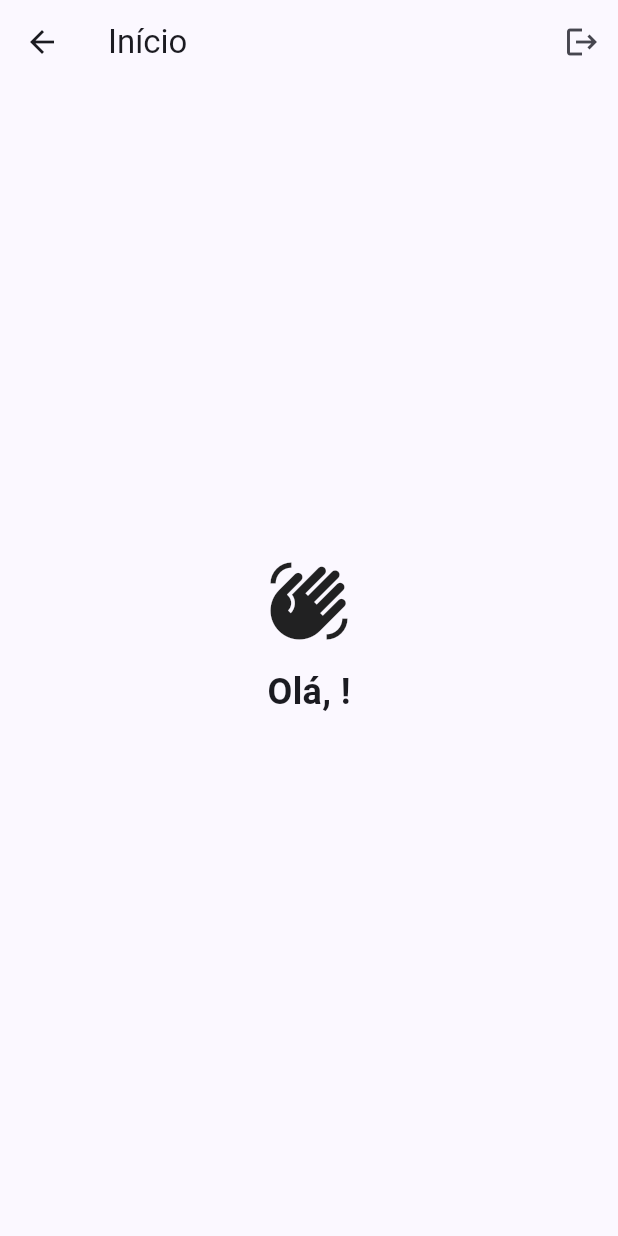
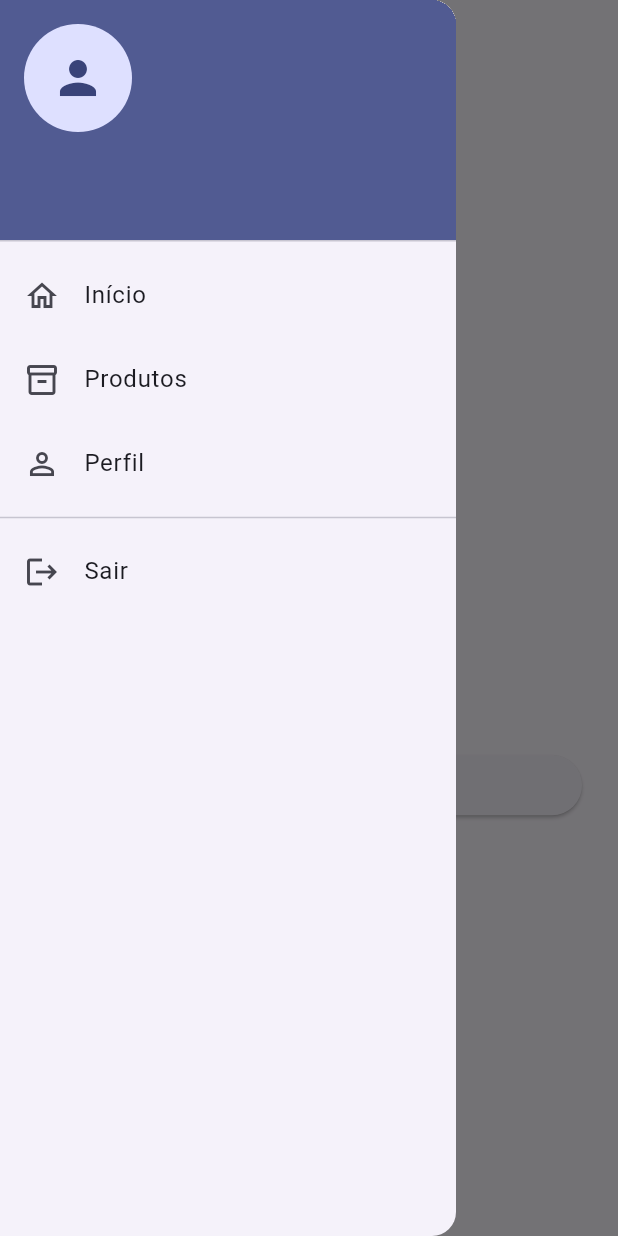
Before and after one commit to AugustoSussa/precut, a Flutter app: the InicioScreen screen opened directly, with the side drawer open (before the commit the screen has no drawer), on a phone screen of 412 x 824 dp. Run offline on Flutter 3.47's test engine with Material 3 defaults, Android fonts, the phone set to English and light mode, and no system bars; accounts and stored records are empty.

Commit message:
o menu, o perfil e a prova completa

```diff
--- a/frontend/lib/main.dart
+++ b/frontend/lib/main.dart
@@ -6,14 +6,14 @@ import 'routes.dart';
 import 'screens/cadastro_screen.dart';
 import 'screens/inicio_screen.dart';
 import 'screens/login_screen.dart';
+import 'screens/perfil_screen.dart';
+import 'screens/produto_screen.dart';
 import 'services/sessao_service.dart';
 import 'widgets/rota_protegida.dart';
 
-// Registra a sessão no topo do aplicativo para que
-// todas as telas possam acessá-la através do Provider.
 void main() {
   runApp(
-    ChangeNotifierProvider(
+    ChangeNotifierProvider<SessaoService>(
       create: (_) => SessaoService(
         UsuarioRepository(),
       ),
@@ -28,7 +28,7 @@ class ProdutosApp extends StatelessWidget {
   @override
   Widget build(BuildContext context) {
     return MaterialApp(
-      title: 'Produtos',
+      title: 'Gerenciamento de Produtos',
       debugShowCheckedModeBanner: false,
       theme: ThemeData(
         colorSchemeSeed: Colors.indigo,
@@ -38,8 +38,17 @@ class ProdutosApp extends StatelessWidget {
       routes: {
         AppRoutes.login: (context) => const LoginScreen(),
         AppRoutes.cadastro: (context) => const CadastroScreen(),
+
         AppRoutes.inicio: (context) => const RotaProtegida(
               tela: InicioScreen(),
+            ),
+
+        AppRoutes.produtos: (context) => const RotaProtegida(
+              tela: ProdutosScreen(),
+            ),
+
+        AppRoutes.perfil: (context) => const RotaProtegida(
+              tela: PerfilScreen(),
             ),
       },
     );
--- a/frontend/lib/screens/inicio_screen.dart
+++ b/frontend/lib/screens/inicio_screen.dart
@@ -1,44 +1,62 @@
 import 'package:flutter/material.dart';
 import 'package:provider/provider.dart';
+
 import '../routes.dart';
 import '../services/sessao_service.dart';
-// A tela inicial: quem está logado vem da sessão, e não de um construtor.
+import '../widgets/app_drawer.dart';
+
 class InicioScreen extends StatelessWidget {
   const InicioScreen({super.key});
+
   @override
   Widget build(BuildContext context) {
-    final usuario = context.watch<SessaoService>().usuario!;
+    final usuario = context.watch<SessaoService>().usuario;
+
     return Scaffold(
       appBar: AppBar(
         title: const Text('Início'),
-        actions: [
-          IconButton(
-            icon: const Icon(Icons.logout),
-            tooltip: 'Sair',
+      ),
+      drawer: const AppDrawer(),
+      body: Center(
+        child: SingleChildScrollView(
+          padding: const EdgeInsets.all(24),
+          child: Column(
+            mainAxisSize: MainAxisSize.min,
+            children: [
+              const Icon(
+                Icons.waving_hand_outlined,
+                size: 56,
+              ),
+              const SizedBox(height: 16),
+              Text(
+                'Olá, ${usuario?.nome ?? 'Usuário'}!',
+                textAlign: TextAlign.center,
+                style: const TextStyle(
+                  fontSize: 24,
+                  fontWeight: FontWeight.bold,
+                ),
+              ),
+              const SizedBox(height: 8),
+              Text(
+                usuario?.email ?? '',
+                textAlign: TextAlign.center,
+              ),
+              const SizedBox(height: 32),
+              SizedBox(
+                width: double.infinity,
+                child: ElevatedButton.icon(
                   onPressed: () {
-              context.read<SessaoService>().sair();
-              Navigator.pushNamedAndRemoveUntil(
+                    Navigator.pushNamed(
                       context,
-                AppRoutes.login,
-                (rota) => false,
+                      AppRoutes.produtos,
                     );
                   },
+                  icon: const Icon(Icons.inventory_2_outlined),
+                  label: const Text('Ver produtos'),
+                ),
               ),
             ],
           ),
-      body: Center(
-        child: Column(
-          mainAxisSize: MainAxisSize.min,
-          children: [
-            const Icon(Icons.waving_hand, size: 56),
-            const SizedBox(height: 16),
-            Text(
-              'Olá, ${usuario.nome}!',
-              style: const TextStyle(fontSize: 24, fontWeight: FontWeight.bold),
-            ),
-            const SizedBox(height: 8),
-            Text(usuario.email),
-          ],
         ),
       ),
     );
--- /dev/null
+++ b/frontend/lib/widgets/app_drawer.dart
@@ -0,0 +1,89 @@
+import 'package:flutter/material.dart';
+import 'package:provider/provider.dart';
+
+import '../routes.dart';
+import '../services/sessao_service.dart';
+
+class AppDrawer extends StatelessWidget {
+  const AppDrawer({super.key});
+
+  @override
+  Widget build(BuildContext context) {
+    final sessao = context.watch<SessaoService>();
+    final usuario = sessao.usuario;
+
+    return Drawer(
+      child: ListView(
+        padding: EdgeInsets.zero,
+        children: [
+          UserAccountsDrawerHeader(
+            decoration: BoxDecoration(
+              color: Theme.of(context).colorScheme.primary,
+            ),
+            accountName: Text(
+              usuario?.nome ?? 'Usuário',
+            ),
+            accountEmail: Text(
+              usuario?.email ?? '',
+            ),
+            currentAccountPicture: const CircleAvatar(
+              child: Icon(Icons.person, size: 36),
+            ),
+          ),
+
+          ListTile(
+            leading: const Icon(Icons.home_outlined),
+            title: const Text('Início'),
+            onTap: () {
+              Navigator.pop(context);
+              Navigator.pushReplacementNamed(
+                context,
+                AppRoutes.inicio,
+              );
+            },
+          ),
+
+          ListTile(
+            leading: const Icon(Icons.inventory_2_outlined),
+            title: const Text('Produtos'),
+            onTap: () {
+              Navigator.pop(context);
+              Navigator.pushReplacementNamed(
+                context,
+                AppRoutes.produtos,
+              );
+            },
+          ),
+
+          ListTile(
+            leading: const Icon(Icons.person_outline),
+            title: const Text('Perfil'),
+            onTap: () {
+              Navigator.pop(context);
+              Navigator.pushReplacementNamed(
+                context,
+                AppRoutes.perfil,
+              );
+            },
+          ),
+
+          const Divider(),
+
+          ListTile(
+            leading: const Icon(Icons.logout),
+            title: const Text('Sair'),
+            onTap: () {
+              context.read<SessaoService>().sair();
+
+              Navigator.pushNamedAndRemoveUntil(
+                context,
+                AppRoutes.login,
+                (rota) => false,
+              );
+            },
+          ),
+        ],
+      ),
+    );
+  }
+}
```
Also changed, not shown: frontend/lib/screens/perfil_screen.dart (added, +64 -0 lines), frontend/lib/screens/produto_screen.dart (added, +49 -0 lines), 1 other file. Lines whose indentation alone changed are shown as unchanged.
